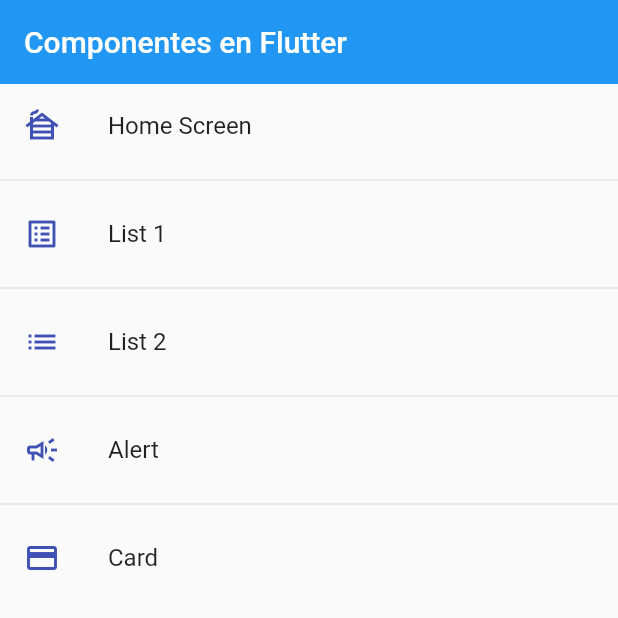
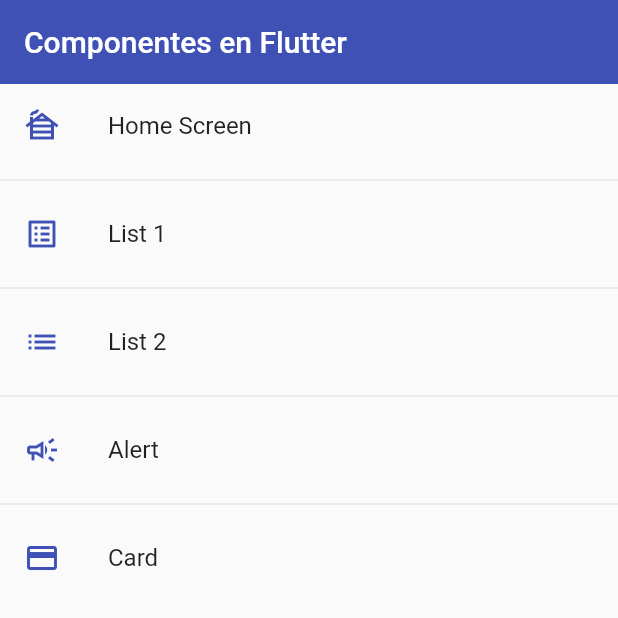
Before and after one commit to davidfores1/Flutter_components, a Flutter app: the screen it shows after launch, on a phone screen of 412 x 824 dp, the top half of it. Run offline on Flutter 3.47's test engine with Material 2 defaults, Android fonts, the phone set to English and light mode, and no system bars.

Commit message:
se aplica tema global para la aplicacion

```diff
--- a/lib/main.dart
+++ b/lib/main.dart
@@ -13,7 +13,14 @@ class MyApp extends StatelessWidget {
       title: 'Material App',
       initialRoute: AppRoutes.initialRoute,
       routes: AppRoutes.getAppRoutes(),
-      onGenerateRoute: AppRoutes.onGenerateRoute
+      onGenerateRoute: AppRoutes.onGenerateRoute,
+      theme: ThemeData.light().copyWith(
+        primaryColor: Colors.indigo,
+        appBarTheme: const AppBarTheme(
+          color: Colors.indigo,
+          elevation: 0,
+        )
+      ),
     );
   }
 }
```
